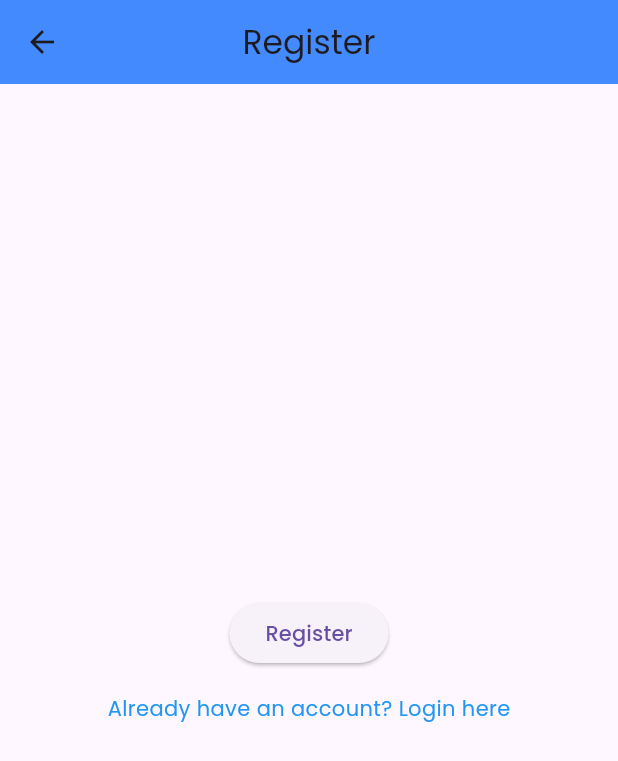
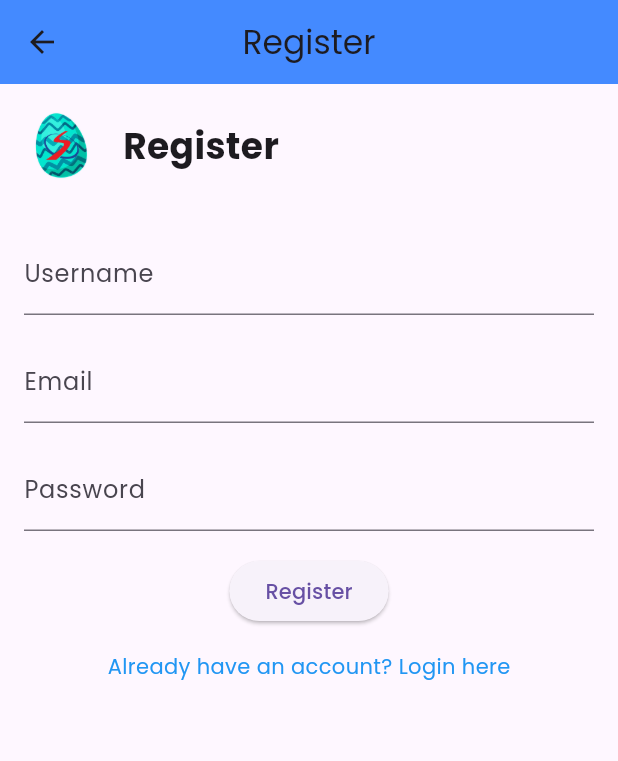
Before and after one commit to PIETRO6806/RifaLiceuFlutter, a Flutter app: the RegisterPage screen opened by its route, on a phone screen of 412 x 824 dp. Shown: the top 761 px of the screen. Run offline on Flutter 3.47's test engine with Material 3 defaults, Android fonts, the phone set to English and light mode, and no system bars.

Commit message:
login and register pages modified

```diff
--- a/lib/pages/register.dart
+++ b/lib/pages/register.dart
@@ -1,7 +1,13 @@
+// register.dart
+
 import 'package:flutter/material.dart';
 import 'package:rifa_liceu_flutter/pages/home.dart';
 
 class RegisterPage extends StatelessWidget {
+  final TextEditingController usernameController = TextEditingController();
+  final TextEditingController emailController = TextEditingController();
+  final TextEditingController passwordController = TextEditingController();
+
   @override
   Widget build(BuildContext context) {
     return Scaffold(
@@ -10,13 +16,65 @@ class RegisterPage extends StatelessWidget {
         backgroundColor: Colors.blueAccent,
         centerTitle: true,
       ),
-      body: Center(
+      body: Column(
+        crossAxisAlignment: CrossAxisAlignment.start,
+        children: [
+          Padding(
+            padding: const EdgeInsets.all(16.0),
+            child: Row(
+              children: [
+                Image.asset(
+                  'assets/images/pascoaliceu.png', // Replace with the actual image path
+                  width: 50,
+                  height: 50,
+                ),
+                SizedBox(width: 16),
+                Text(
+                  'Register',
+                  style: TextStyle(fontSize: 24, fontWeight: FontWeight.bold),
+                ),
+              ],
+            ),
+          ),
+          Padding(
+            padding: const EdgeInsets.all(16.0),
             child: Column(
               mainAxisAlignment: MainAxisAlignment.center,
               children: [
+                TextFormField(
+                  controller: usernameController,
+                  decoration: InputDecoration(
+                    labelText: 'Username',
+                  ),
+                ),
+                SizedBox(height: 16),
+                TextFormField(
+                  controller: emailController,
+                  decoration: InputDecoration(
+                    labelText: 'Email',
+                  ),
+                ),
+                SizedBox(height: 16),
+                TextFormField(
+                  controller: passwordController,
+                  obscureText: true,
+                  decoration: InputDecoration(
+                    labelText: 'Password',
+                  ),
+                ),
+                SizedBox(height: 16),
                 ElevatedButton(
                   onPressed: () {
                     // Simulate successful registration, you can replace this with actual registration logic
+                    // Access the entered username, email, and password using the controllers
+                    String username = usernameController.text;
+                    String email = emailController.text;
+                    String password = passwordController.text;
+
+                    // You can perform registration logic here
+                    // For simplicity, let's just print the values for now
+                    print('Username: $username, Email: $email, Password: $password');
+
                     // Once registered, navigate to the home page
                     Navigator.pushReplacementNamed(context, '/home');
                   },
@@ -25,8 +83,8 @@ class RegisterPage extends StatelessWidget {
                 SizedBox(height: 16),
                 GestureDetector(
                   onTap: () {
-                // Navigate back to the login page
-                Navigator.pop(context);
+                    // Close the register page and navigate back to the login page
+                    Navigator.popUntil(context, ModalRoute.withName('/login'));
                   },
                   child: Text(
                     'Already have an account? Login here',
@@ -36,6 +94,8 @@ class RegisterPage extends StatelessWidget {
               ],
             ),
           ),
+        ],
+      ),
     );
   }
 }
--- a/pubspec.yaml
+++ b/pubspec.yaml
@@ -65,9 +65,8 @@ flutter:
   uses-material-design: true
 
   # To add assets to your application, add an assets section, like this:
-  # assets:
-  #   - images/a_dot_burr.jpeg
-  #   - images/a_dot_ham.jpeg
+  assets:
+    - assets/images/pascoaliceu.png
 
   # An image asset can refer to one or more resolution-specific "variants", see
   # https://flutter.dev/assets-and-images/#resolution-aware
```
Also changed, not shown: lib/pages/login.dart (+51 -2 lines). Lines whose indentation alone changed are shown as unchanged.
